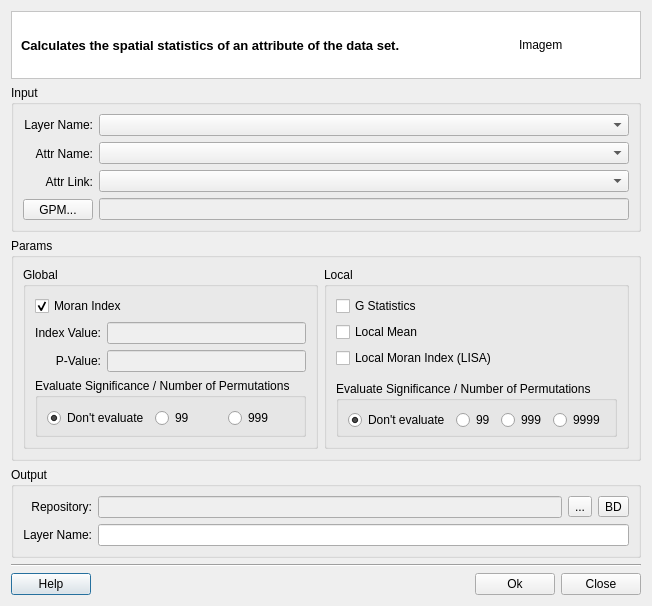
First picture: the form in src/terralib/sa/qt/ui/SpatialStatisticsDialogForm.ui, repository claudiobogossian/terralib5, before the edit.
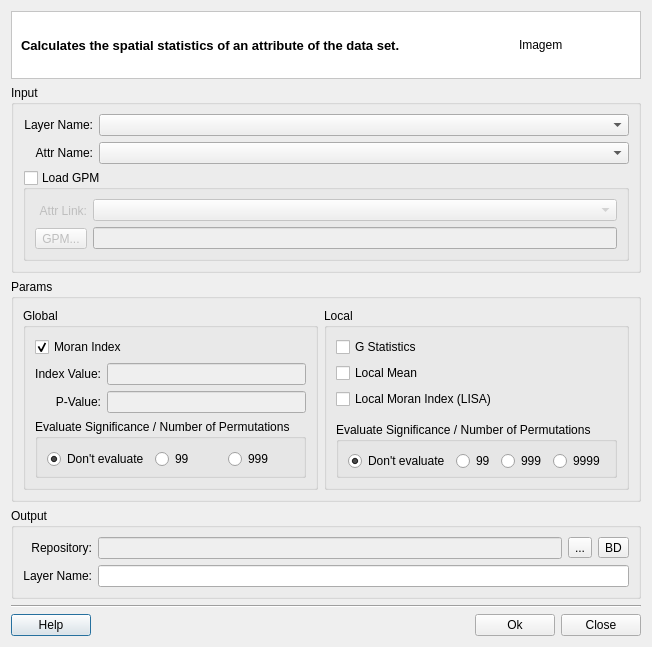
Second picture: the form after the edit. Custom widgets are drawn as their Qt base class.

Patch:
```diff
--- a/src/terralib/sa/qt/ui/SpatialStatisticsDialogForm.ui
+++ b/src/terralib/sa/qt/ui/SpatialStatisticsDialogForm.ui
@@ -7,18 +7,15 @@
     <x>0</x>
     <y>0</y>
     <width>579</width>
-    <height>560</height>
+    <height>597</height>
    </rect>
   </property>
   <property name="windowTitle">
    <string>Spatial Statistics</string>
   </property>
-  <layout class="QGridLayout" name="gridLayout_24">
-   <property name="sizeConstraint">
-    <enum>QLayout::SetFixedSize</enum>
-   </property>
+  <layout class="QGridLayout" name="gridLayout_29">
    <item row="0" column="0">
-    <layout class="QGridLayout" name="gridLayout_23">
+    <layout class="QGridLayout" name="gridLayout_28">
      <item row="0" column="0">
       <widget class="QFrame" name="frame">
        <property name="styleSheet">
@@ -75,12 +72,14 @@
        <property name="flat">
         <bool>true</bool>
        </property>
+       <layout class="QGridLayout" name="gridLayout_27">
+        <item row="0" column="0">
+         <layout class="QGridLayout" name="gridLayout_26">
+          <item row="0" column="0">
        <layout class="QGridLayout" name="gridLayout_6">
         <item row="0" column="0">
-         <layout class="QGridLayout" name="gridLayout_5">
-          <item row="0" column="0">
            <layout class="QGridLayout" name="gridLayout_3">
-            <item row="1" column="0">
+              <item row="0" column="0">
              <widget class="QLabel" name="label">
               <property name="minimumSize">
                <size>
@@ -96,7 +95,7 @@
               </property>
              </widget>
             </item>
-            <item row="2" column="0">
+              <item row="1" column="0">
              <widget class="QLabel" name="label_2">
               <property name="minimumSize">
                <size>
@@ -112,7 +111,60 @@
               </property>
              </widget>
             </item>
-            <item row="4" column="0">
+             </layout>
+            </item>
+            <item row="0" column="1">
+             <layout class="QGridLayout" name="gridLayout_5">
+              <item row="0" column="0">
+               <widget class="QComboBox" name="m_inputLayerComboBox"/>
+              </item>
+              <item row="1" column="0">
+               <widget class="QComboBox" name="m_attrIdComboBox">
+                <property name="enabled">
+                 <bool>true</bool>
+                </property>
+                <property name="sizePolicy">
+                 <sizepolicy hsizetype="MinimumExpanding" vsizetype="Fixed">
+                  <horstretch>0</horstretch>
+                  <verstretch>0</verstretch>
+                 </sizepolicy>
+                </property>
+               </widget>
+              </item>
+             </layout>
+            </item>
+           </layout>
+          </item>
+          <item row="1" column="0">
+           <widget class="QGroupBox" name="m_gpmGroupBox">
+            <property name="title">
+             <string>Load GPM</string>
+            </property>
+            <property name="flat">
+             <bool>true</bool>
+            </property>
+            <property name="checkable">
+             <bool>true</bool>
+            </property>
+            <property name="checked">
+             <bool>false</bool>
+            </property>
+            <layout class="QGridLayout" name="gridLayout_23">
+             <item row="0" column="0">
+              <layout class="QGridLayout" name="gridLayout_24">
+               <item row="0" column="0">
+                <layout class="QGridLayout" name="gridLayout_25">
+                 <item row="0" column="0">
+                  <widget class="QLabel" name="label_8">
+                   <property name="text">
+                    <string>Attr Link:</string>
+                   </property>
+                   <property name="alignment">
+                    <set>Qt::AlignRight|Qt::AlignTrailing|Qt::AlignVCenter</set>
+                   </property>
+                  </widget>
+                 </item>
+                 <item row="1" column="0">
              <widget class="QToolButton" name="m_gpmToolButton">
               <property name="sizePolicy">
                <sizepolicy hsizetype="Minimum" vsizetype="Fixed">
@@ -128,47 +180,26 @@
               </property>
              </widget>
             </item>
-            <item row="3" column="0">
-             <widget class="QLabel" name="label_7">
-              <property name="text">
-               <string>Attr Link:</string>
-              </property>
-              <property name="alignment">
-               <set>Qt::AlignRight|Qt::AlignTrailing|Qt::AlignVCenter</set>
-              </property>
-             </widget>
-            </item>
            </layout>
           </item>
           <item row="0" column="1">
            <layout class="QGridLayout" name="gridLayout_4">
-            <item row="1" column="0">
-             <widget class="QComboBox" name="m_inputLayerComboBox"/>
-            </item>
-            <item row="2" column="0">
-             <widget class="QComboBox" name="m_attrIdComboBox">
-              <property name="enabled">
-               <bool>true</bool>
-              </property>
-              <property name="sizePolicy">
-               <sizepolicy hsizetype="MinimumExpanding" vsizetype="Fixed">
-                <horstretch>0</horstretch>
-                <verstretch>0</verstretch>
-               </sizepolicy>
-              </property>
-             </widget>
-            </item>
-            <item row="4" column="0">
-             <widget class="QLineEdit" name="m_gpmLineEdit">
-              <property name="enabled">
-               <bool>false</bool>
-              </property>
-             </widget>
-            </item>
-            <item row="3" column="0">
+                 <item row="0" column="0">
              <widget class="QComboBox" name="m_attrLinkComboBox"/>
             </item>
-           </layout>
+                 <item row="1" column="0">
+                  <widget class="QLineEdit" name="m_gpmLineEdit">
+                   <property name="enabled">
+                    <bool>false</bool>
+                   </property>
+                  </widget>
+                 </item>
+                </layout>
+               </item>
+              </layout>
+             </item>
+            </layout>
+           </widget>
           </item>
          </layout>
         </item>
```
Left out of the diff: 1 changed line with no effect on the pictures. Lines whose indentation alone changed are shown as unchanged.
